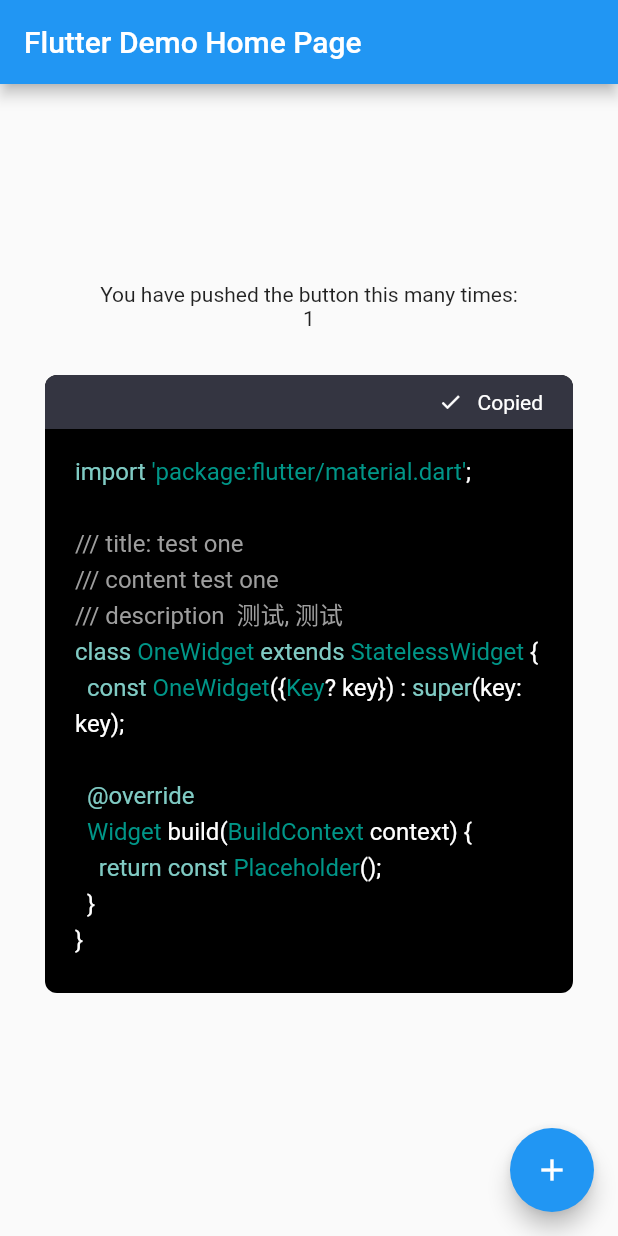
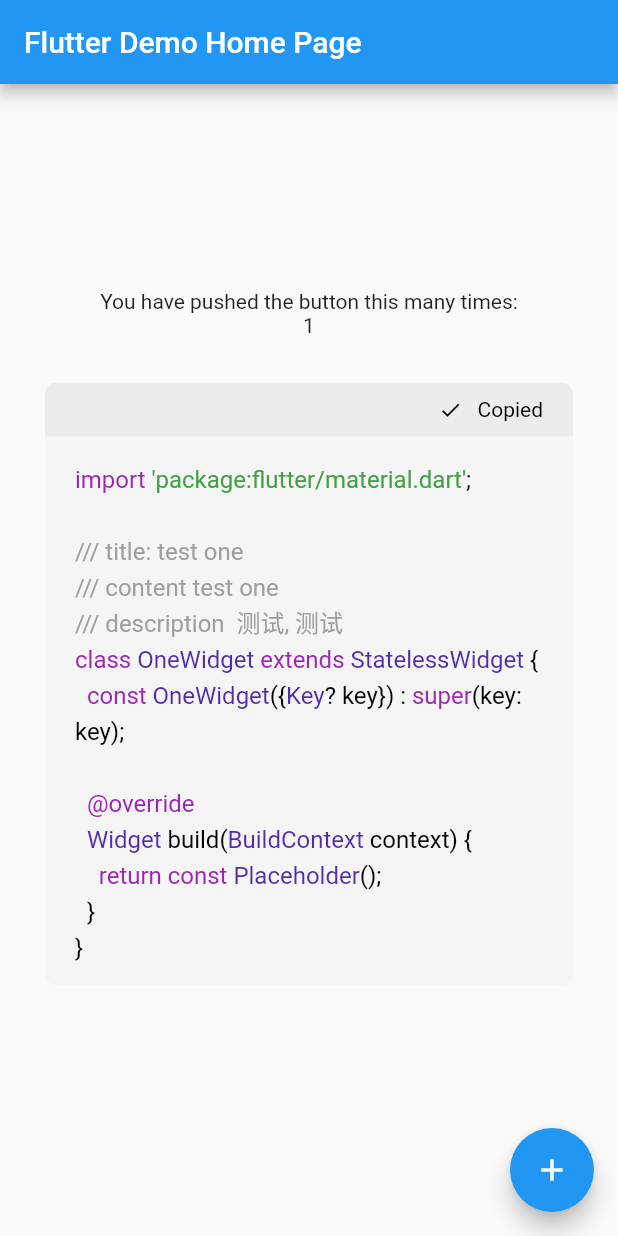
Before and after one commit to xdd666t/code_preview, a Flutter app: the screen it shows after launch, after a tap on "Copy code", after a tap on the "add" icon, on a phone screen of 412 x 824 dp. Run offline on Flutter 3.47's test engine with Material 2 defaults, Android fonts, the phone set to English and light mode, and no system bars.

Commit message:
optimize config

```diff
--- a/lib/src/code_preview/code_preview.dart
+++ b/lib/src/code_preview/code_preview.dart
@@ -1,5 +1,6 @@
 import 'package:code_preview/src/code_preview/code_preview_state.dart';
 import 'package:code_preview/src/helper/code_highlight/syntax_highlighter.dart';
+import 'package:code_preview/src/state_manage/easy.dart';
 import 'package:flutter/cupertino.dart';
 import 'package:flutter/material.dart';
 
@@ -9,7 +10,9 @@ import '../state_manage/change_notifier_easy.dart';
 import 'code_preview_logic.dart';
 
 part 'widget/cp_bg.dart';
+
 part 'widget/cp_code.dart';
+
 part 'widget/cp_top_info.dart';
 
 typedef CustomBuilder = Widget Function(CustomParam? param);
@@ -22,6 +25,8 @@ class CodePreview extends StatelessWidget {
     this.codeBuilder,
     this.customBuilder,
   }) : super(key: key);
+
+  static CodePreviewConing coning = CodePreviewConing();
 
   /// 传入你需要预览展示的实例, eg | code: CodePreview()
   final Object code;
--- a/lib/src/code_preview/code_preview_logic.dart
+++ b/lib/src/code_preview/code_preview_logic.dart
@@ -11,7 +11,7 @@ import '../../code_preview.dart';
 import '../util/code_reg.dart';
 
 class CodePreviewLogic extends ChangeNotifier {
-  final CodePreviewState state = CodePreviewState();
+  CodePreviewState state = CodePreviewState();
 
   CodePreviewLogic({
     required Object code,
@@ -22,6 +22,10 @@ class CodePreviewLogic extends ChangeNotifier {
   }
 
   void onInit() {
+    processCode();
+  }
+
+  void processCode() {
     ViewUtils.addSafeUse(() async {
       // 处理逻辑
       var assetFilePaths = await _getAssetFilePaths();
--- a/lib/src/code_preview/widget/cp_bg.dart
+++ b/lib/src/code_preview/widget/cp_bg.dart
@@ -19,6 +19,8 @@ class _CpBg extends StatefulWidget {
 }
 
 class _CpBgState extends State<_CpBg> {
+  BuildContext? _context;
+
   @override
   void initState() {
     widget.logic.onInit();
@@ -26,10 +28,26 @@ class _CpBgState extends State<_CpBg> {
   }
 
   @override
+  void didUpdateWidget(covariant _CpBg oldWidget) {
+    if (_context == null) {
+      return;
+    }
+
+    var logic = Easy.of<CodePreviewLogic>(_context!);
+    var curState = widget.logic.state;
+    if (logic.state.code != curState.code) {
+      logic.state = curState;
+      logic.processCode();
+    }
+    super.didUpdateWidget(oldWidget);
+  }
+
+  @override
   Widget build(BuildContext context) {
     return ChangeNotifierEasy(
       create: (_) => widget.logic,
       builder: (BuildContext context) {
+        _context = context;
         return EasyBuilder<CodePreviewLogic>(builder: (logic) {
           if (widget.customBuilder != null) {
             return widget.customBuilder!(logic.state.customParam);
@@ -38,11 +56,8 @@ class _CpBgState extends State<_CpBg> {
           return ClipRRect(
             borderRadius: BorderRadius.circular(8),
             child: Container(
-              color: Colors.black,
-              child: Column(
-                mainAxisSize: MainAxisSize.min,
-                children: widget.builder(logic),
-              ),
+              color: Colors.white,
+              child: Stack(children: widget.builder(logic)),
             ),
           );
         });
--- a/lib/src/code_preview/widget/cp_code.dart
+++ b/lib/src/code_preview/widget/cp_code.dart
@@ -8,7 +8,15 @@ class _CpCode extends StatelessWidget {
   @override
   Widget build(BuildContext context) {
     return Container(
-      padding: const EdgeInsets.only(left: 20, right: 20, top: 15, bottom: 25),
+      margin: const EdgeInsets.only(top: 36),
+      child: LayoutBuilder(builder: (_, constraint) {
+        var config = CodePreview.coning;
+
+        var codeShow = Container(
+          color: config.codeTheme == CodeTheme.light
+              ? Colors.grey.withOpacity(0.1)
+              : Colors.black,
+          padding: const EdgeInsets.symmetric(horizontal: 20, vertical: 15),
           alignment: Alignment.centerLeft,
           child: SelectionArea(
             selectionControls: CupertinoTextSelectionControls(),
@@ -20,11 +28,23 @@ class _CpCode extends StatelessWidget {
                   color: Colors.white,
                 ),
                 children: [
-              DartSyntaxHighlighter().format(data.codeContent.trim()),
+                  DartSyntaxHighlighter(
+                    config.codeTheme == CodeTheme.light
+                        ? SyntaxHighlighterStyle.lightThemeStyle()
+                        : SyntaxHighlighterStyle.darkThemeStyle(),
+                  ).format(data.codeContent.trim()),
                 ],
               ),
             ),
           ),
         );
+
+        if (constraint.maxHeight.isFinite) {
+          return SingleChildScrollView(child: codeShow);
+        }
+
+        return codeShow;
+      }),
+    );
   }
 }
--- a/lib/src/code_preview/widget/cp_top_info.dart
+++ b/lib/src/code_preview/widget/cp_top_info.dart
@@ -13,9 +13,16 @@ class _CpTopInfo extends StatelessWidget {
 
   @override
   Widget build(BuildContext context) {
+    var config = CodePreview.coning;
+    var background = config.codeTheme == CodeTheme.light
+        ? Colors.grey.withOpacity(0.20)
+        : const Color(0xFF343541);
+    var textColor =
+        config.codeTheme == CodeTheme.light ? Colors.black : Colors.white;
+
     return Container(
       height: 36,
-      color: const Color(0xFF343541),
+      color: background,
       alignment: Alignment.centerRight,
       child: InkWell(
         onTap: () => onCopy(),
@@ -30,12 +37,12 @@ class _CpTopInfo extends StatelessWidget {
                 icons = Icons.done;
               }
 
-              return Icon(icons, color: Colors.white, size: 16);
+              return Icon(icons, color: textColor, size: 16);
             }),
             const SizedBox(width: 10),
             Text(
               data.copyStatus == CopyStatus.not ? 'Copy code' : "Copied",
-              style: const TextStyle(color: Colors.white, fontSize: 14),
+              style: TextStyle(color: textColor, fontSize: 14),
             ),
           ]),
         ),
--- a/lib/src/config/config.dart
+++ b/lib/src/config/config.dart
@@ -1,3 +1,12 @@
+enum CodeTheme {
+  light,
+  dark,
+}
+
 class CodePreviewConing {
+  CodePreviewConing({
+    this.codeTheme = CodeTheme.light,
+  });
 
+  CodeTheme codeTheme;
 }
--- a/lib/src/state_manage/easy.dart
+++ b/lib/src/state_manage/easy.dart
@@ -3,6 +3,8 @@ import 'package:flutter/material.dart';
 import 'change_notifier_easy.dart';
 
 class Easy {
+  Easy._();
+
   /// 获取EasyP实例
   /// 获取实例的时候,listener参数老是写错,这边直接用俩个方法区分了
   static T of<T extends ChangeNotifier>(BuildContext context) {
--- a/pubspec.yaml
+++ b/pubspec.yaml
@@ -1,6 +1,6 @@
 name: code_preview
 description: flutter code preview
-version: 0.0.5
+version: 0.0.6
 homepage: https://github.com/xdd666t/code_preview
 # export https_proxy=http://127.0.0.1:7890 http_proxy=http://127.0.0.1:7890 all_proxy=socks5://127.0.0.1:7890
 # flutter pub publish --server=https://pub.dartlang.org
```
Lines whose indentation alone changed are shown as unchanged.
